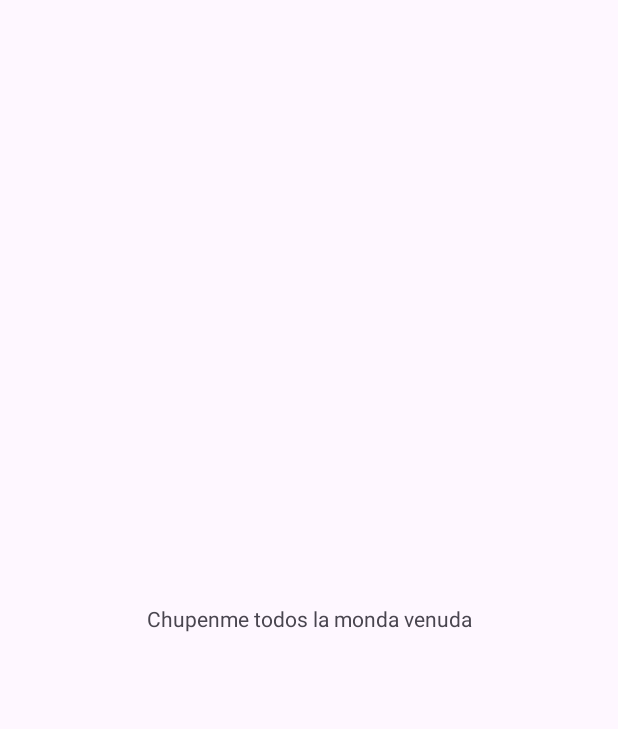
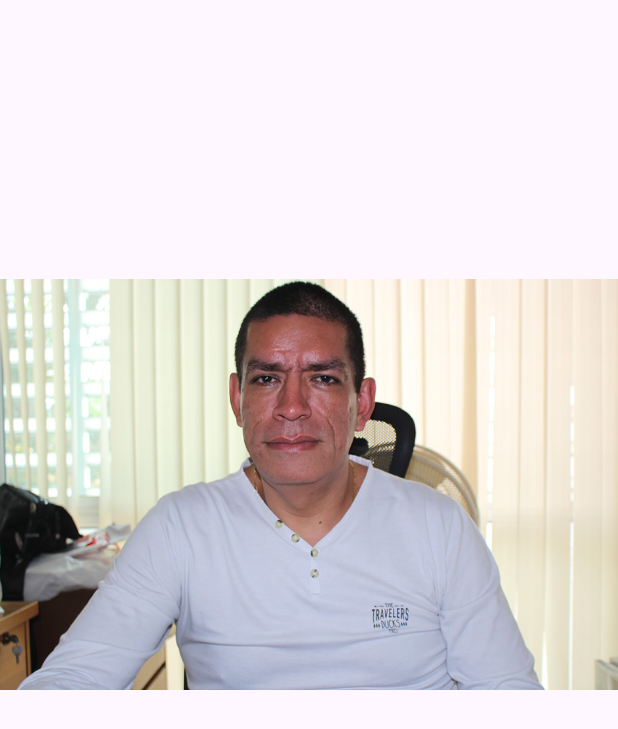
Before and after one commit to Jtoscanoa/BasculasyServicios, an Android app: the screen it shows after launch (MainActivity), on a phone screen of 412 x 824 dp. Shown: the top 729 px of the screen. Run offline under Robolectric (Android 15) with nearby library versions, the phone set to English and light mode, and no system bars.

Commit message:
Jaimit
jashmap binario

```diff
--- a/ProyectoByS/app/src/main/res/layout/activity_main.xml
+++ b/ProyectoByS/app/src/main/res/layout/activity_main.xml
@@ -8,12 +8,20 @@
     tools:context=".MainActivity">
 
     <TextView
-        android:layout_width="wrap_content"
-        android:layout_height="wrap_content"
-        android:text="Chupenme todos la monda venuda"
+        android:layout_width="218dp"
+        android:layout_height="21dp"
+        android:text="Hashmap"
         app:layout_constraintBottom_toBottomOf="parent"
         app:layout_constraintEnd_toEndOf="parent"
         app:layout_constraintStart_toStartOf="parent"
         app:layout_constraintTop_toTopOf="parent" />
 
+    <ImageView
+        android:id="@+id/imageView"
+        android:layout_width="wrap_content"
+        android:layout_height="wrap_content"
+        app:srcCompat="@drawable/jashmap"
+        tools:layout_editor_absoluteX="0dp"
+        tools:layout_editor_absoluteY="56dp" />
+
 </androidx.constraintlayout.widget.ConstraintLayout>
```
Also changed, not shown: ProyectoByS/app/src/main/res/drawable/jashmap.jpg (added).
